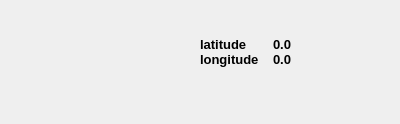
The window that src/gui/ui/status.ui (hytechimaging/sammo-boat) describes before a commit, drawn with Qt 5.
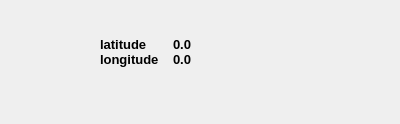
The same window after the commit.

Commit message: Update gps info in status widget

What changed in the file:
```diff
--- a/src/gui/ui/status.ui
+++ b/src/gui/ui/status.ui
@@ -69,6 +69,18 @@
         </property>
         <item>
          <widget class="QLabel" name="gps">
+          <property name="minimumSize">
+           <size>
+            <width>100</width>
+            <height>0</height>
+           </size>
+          </property>
+          <property name="maximumSize">
+           <size>
+            <width>100</width>
+            <height>16777215</height>
+           </size>
+          </property>
           <property name="lineWidth">
            <number>0</number>
           </property>
```
The commit also changes 4 other files.
